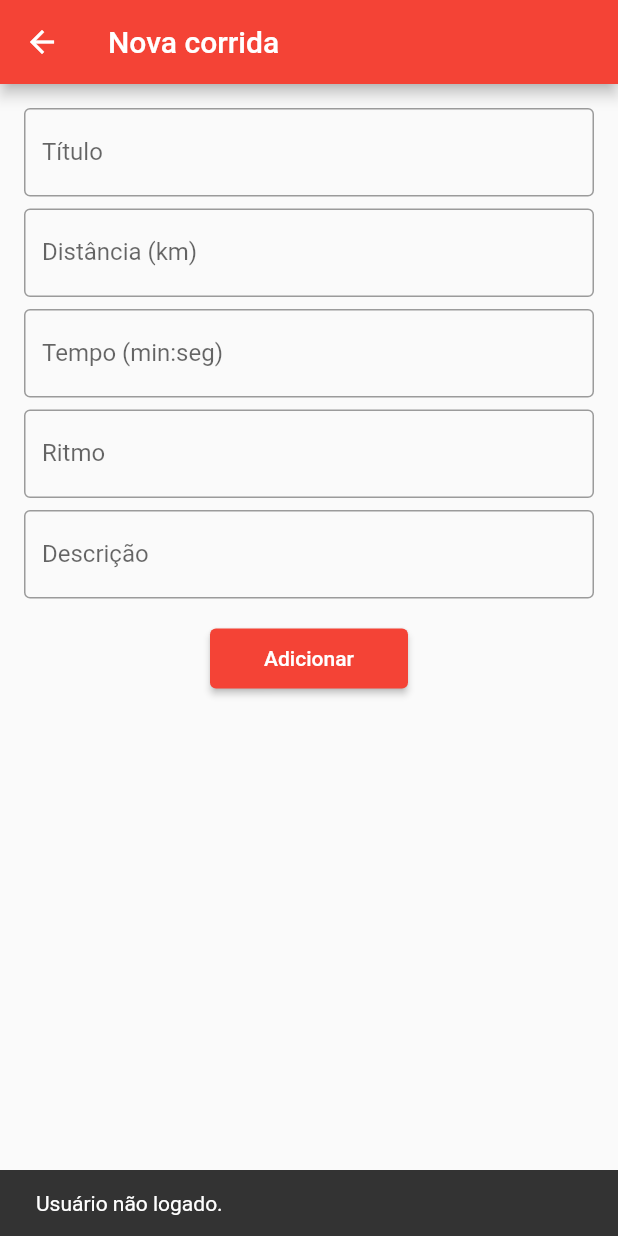
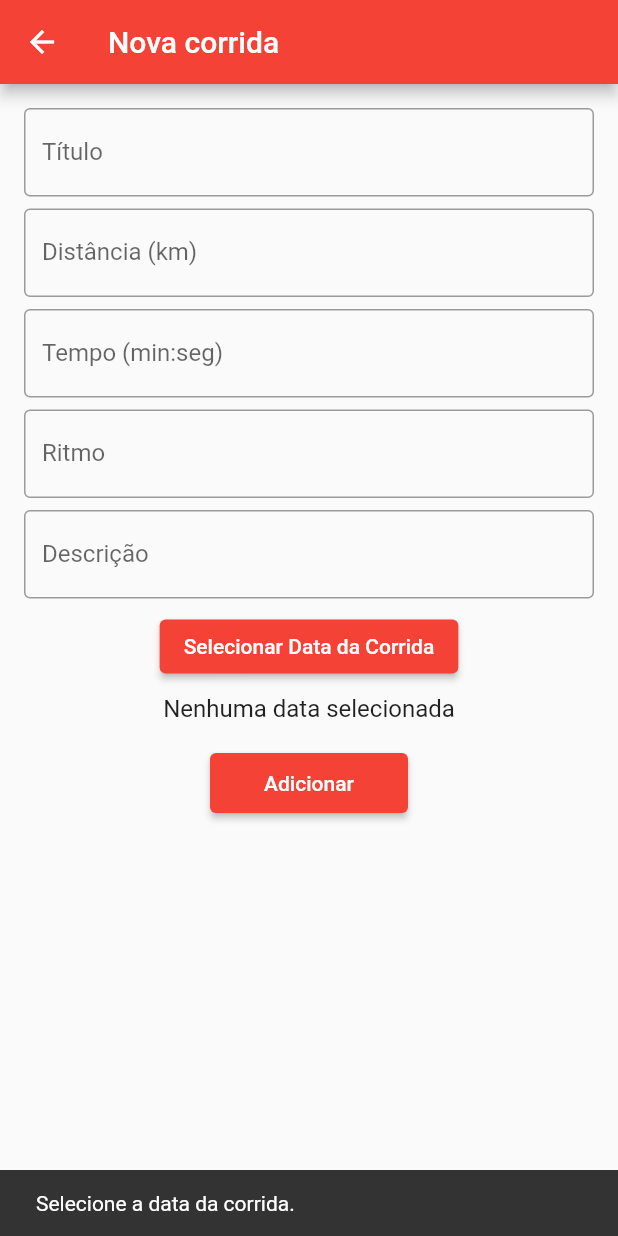
Before and after one commit to arthurfas123/Aplicativo-de-corrida, a Flutter app: the AdicionarCorrida screen opened by its route, after a tap on "Adicionar", on a phone screen of 412 x 824 dp. Run offline on Flutter 3.47's test engine with Material 3 defaults, Android fonts, the phone set to English and light mode, and no system bars; our stand-ins replace image_picker, table_calendar; statements that could not run were skipped.

Commit message:
versao quase final

```diff
--- a/lib/presentation/widgets/add_run.dart
+++ b/lib/controllers/run_controller.dart
@@ -13,6 +13,21 @@ class _AdicionarCorridaState extends State<AdicionarCorrida> {
   String tempo = '';
   String descricao = '';
   String ritmo = '';
+  DateTime? dataSelecionada;
+
+  Future<void> _selecionarDataCorrida() async {
+    final DateTime? picked = await showDatePicker(
+      context: context,
+      initialDate: DateTime.now(),
+      firstDate: DateTime(2020),
+      lastDate: DateTime.now(),
+    );
+    if (picked != null) {
+      setState(() {
+        dataSelecionada = picked;
+      });
+    }
+  }
 
   @override
   Widget build(BuildContext context) {
@@ -23,57 +38,56 @@ class _AdicionarCorridaState extends State<AdicionarCorrida> {
         child: Column(
           children: [
             TextField(
-              decoration: InputDecoration(
-                  labelText: 'Título', border: OutlineInputBorder()),
-              onChanged: (text) {
-                titulo = text;
-              },
+              decoration: InputDecoration(labelText: 'Título', border: OutlineInputBorder()),
+              onChanged: (text) => titulo = text,
             ),
             SizedBox(height: 8),
-
             TextField(
-              decoration: InputDecoration(
-                  labelText: 'Distância (km)', border: OutlineInputBorder()),
-              onChanged: (text) {
-                distancia = text;
-              },
+              decoration: InputDecoration(labelText: 'Distância (km)', border: OutlineInputBorder()),
+              onChanged: (text) => distancia = text,
             ),
             SizedBox(height: 8),
-
             TextField(
-              decoration: InputDecoration(
-                  labelText: 'Tempo (min:seg)', border: OutlineInputBorder()),
-              onChanged: (text) {
-                tempo = text;
-              },
+              decoration: InputDecoration(labelText: 'Tempo (min:seg)', border: OutlineInputBorder()),
+              onChanged: (text) => tempo = text,
             ),
             SizedBox(height: 8),
-
             TextField(
-              decoration: InputDecoration(
-                  labelText: 'Ritmo', border: OutlineInputBorder()),
-              onChanged: (text) {
-                ritmo = text;
-              },
+              decoration: InputDecoration(labelText: 'Ritmo', border: OutlineInputBorder()),
+              onChanged: (text) => ritmo = text,
             ),
             SizedBox(height: 8),
-
             TextField(
-              decoration: InputDecoration(
-                  labelText: 'Descrição', border: OutlineInputBorder()),
-              onChanged: (text) {
-                descricao = text;
-              },
+              decoration: InputDecoration(labelText: 'Descrição', border: OutlineInputBorder()),
+              onChanged: (text) => descricao = text,
+            ),
+            SizedBox(height: 8),
+            ElevatedButton(
+              onPressed: _selecionarDataCorrida,
+              child: Text('Selecionar Data da Corrida'),
+            ),
+            SizedBox(height: 8),
+            Text(
+              dataSelecionada == null
+                  ? 'Nenhuma data selecionada'
+                  : '${dataSelecionada!.day.toString().padLeft(2, '0')}/'
+                  '${dataSelecionada!.month.toString().padLeft(2, '0')}/'
+                  '${dataSelecionada!.year}',
+              style: TextStyle(fontSize: 16),
             ),
             SizedBox(height: 16),
-
             ElevatedButton(
               onPressed: () async {
                 final usuario = UserController.instance.usuarioAtual;
-
                 if (usuario == null) {
                   ScaffoldMessenger.of(context).showSnackBar(
                     SnackBar(content: Text('Usuário não logado.')),
+                  );
+                  return;
+                }
+                if (dataSelecionada == null) {
+                  ScaffoldMessenger.of(context).showSnackBar(
+                    SnackBar(content: Text('Selecione a data da corrida.')),
                   );
                   return;
                 }
@@ -84,6 +98,7 @@ class _AdicionarCorridaState extends State<AdicionarCorrida> {
                   tempo_min_seg: tempo,
                   ritmo: ritmo,
                   descricao: descricao,
+                  data: dataSelecionada!,
                 );
 
                 await UserController.instance.adicionarAtividadeParaUsuario(
@@ -91,7 +106,7 @@ class _AdicionarCorridaState extends State<AdicionarCorrida> {
                   novaAtividade,
                 );
 
-                Navigator.of(context).pop(); // Volta para a HomePage
+                Navigator.of(context).pop();
               },
               child: Container(
                 height: 40,
--- a/lib/data/models/Atividade.dart
+++ b/lib/data/models/Atividade.dart
@@ -4,6 +4,7 @@ class Atividade {
   String tempo_min_seg;
   String ritmo;
   String descricao;
+  DateTime data;
 
   Atividade({
     required this.titulo,
@@ -11,6 +12,7 @@ class Atividade {
     required this.tempo_min_seg,
     required this.ritmo,
     this.descricao = '',
+    required this.data,
   });
 
   Map<String, dynamic> toJson() => {
@@ -19,6 +21,7 @@ class Atividade {
     'tempo_min_seg': tempo_min_seg,
     'ritmo': ritmo,
     'descricao': descricao,
+    'data': data.toIso8601String(),
   };
 
   factory Atividade.fromJson(Map<String, dynamic> json) {
@@ -27,7 +30,8 @@ class Atividade {
       distancia_em_km: json['distancia_em_km'],
       tempo_min_seg: json['tempo_min_seg'],
       ritmo: json['ritmo'],
-      descricao: json['descricao'],
+      descricao: json['descricao'] ?? '',
+      data: DateTime.parse(json['data']),
     );
   }
 }
--- a/lib/presentation/widgets/app.dart
+++ b/lib/presentation/widgets/app.dart
@@ -1,4 +1,4 @@
-import 'package:aplicativo_de_corrida/presentation/widgets/add_run.dart';
+import 'package:aplicativo_de_corrida/controllers/run_controller.dart';
 import 'package:flutter/material.dart';
 import '../../controllers/theme_controller.dart';
 import '../pages/home_page.dart';
@@ -6,6 +6,7 @@ import '../pages/login_page.dart';
 import '../pages/register_page.dart';
 import '../pages/profile_page.dart';
 import '../pages/medalhas_page.dart';
+import '../pages/statistic_page.dart';
 
 class AppWidget extends StatelessWidget{
   const AppWidget({super.key});
@@ -30,6 +31,7 @@ class AppWidget extends StatelessWidget{
               '/home': (context) => HomePage(),
               '/adicionar_corrida': (context) => AdicionarCorrida(),
               '/perfil': (context) => ProfilePage(),
+              '/statistic': (context) => StatisticPage()
             }
         );
       });
--- a/pubspec.yaml
+++ b/pubspec.yaml
@@ -47,6 +47,8 @@ dev_dependencies:
   # package. See that file for information about deactivating specific lint
   # rules and activating additional ones.
   flutter_lints: ^5.0.0
+  table_calendar: ^3.0.9
+  fl_chart: ^0.70.0
 
 # For information on the generic Dart part of this file, see the
 # following page: https://dart.dev/tools/pub/pubspec
```
Also changed, not shown: lib/presentation/pages/home_page.dart (+11 -4 lines), lib/presentation/pages/statistic_page.dart (added, +234 -0 lines), pubspec.lock.
